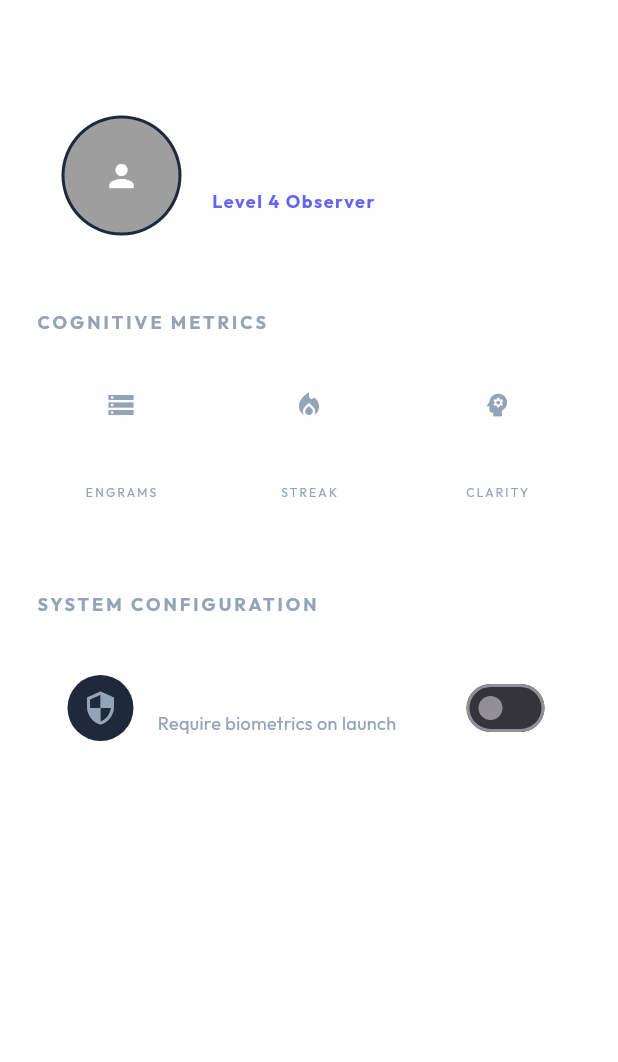
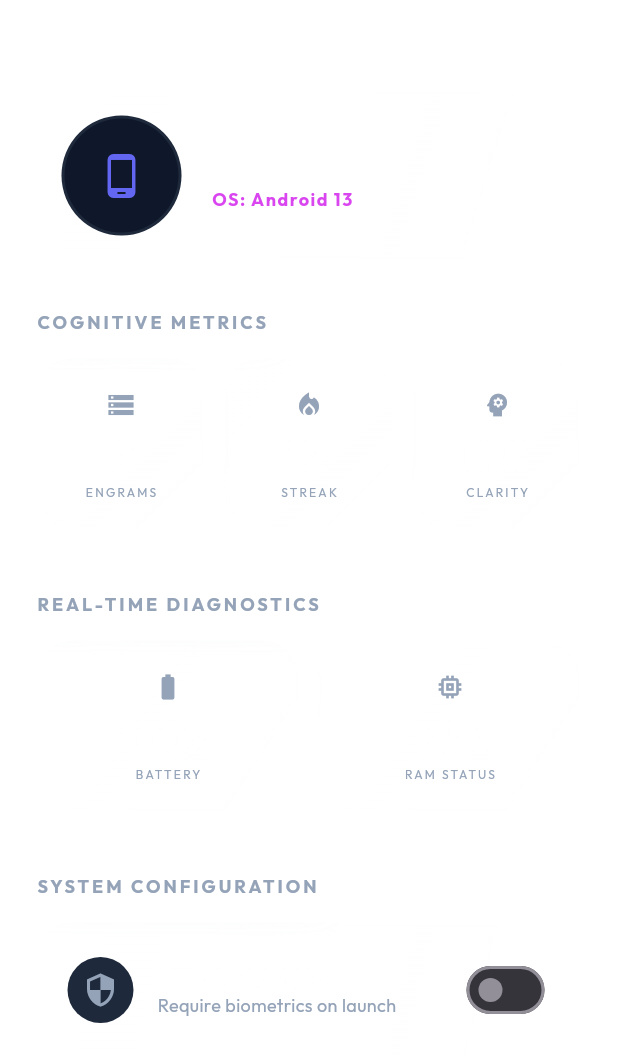
Before and after one commit to ajay99511/DayVault, a Flutter app: the ProfileScreen screen opened directly, on a phone screen of 412 x 824 dp. Shown: the top 1062 px of the screen. Run offline on Flutter 3.47's test engine with Material 3 defaults, Android fonts, the phone set to English and light mode, and no system bars; our stand-ins replace battery_plus, device_info_plus, flutter_riverpod, flutter_secure_storage, freezed_annotation, google_fonts and 2 more; missing offline and left inert: system_info2; accounts and stored records are empty; generated files the repository leaves out were written again.

Commit message:
feat: Implement profile screen displaying device information, battery status, memory usage, and user settings.

```diff
--- a/lib/screens/profile_screen.dart
+++ b/lib/screens/profile_screen.dart
@@ -1,4 +1,9 @@
+import 'dart:async';
+import 'dart:io';
 import 'package:flutter/material.dart';
+import 'package:battery_plus/battery_plus.dart';
+import 'package:device_info_plus/device_info_plus.dart';
+import 'package:system_info2/system_info2.dart';
 import '../services/storage_service.dart';
 import 'package:flutter_riverpod/flutter_riverpod.dart';
 import '../models/types.dart';
@@ -16,10 +21,96 @@
   UserSettings settings = const UserSettings();
   int totalMemories = 0;
 
+  // System Tracking
+  final Battery _battery = Battery();
+  Timer? _timer;
+  int _batteryLevel = 100;
+  String _batteryState = 'Unknown';
+  String _osName = 'Loading...';
+  String _deviceName = 'Loading...';
+  double _freeRamGB = 0;
+  double _totalRamGB = 0;
+
   @override
   void initState() {
     super.initState();
     _load();
+    _initSystemInfo();
+    _startMetricsTimer();
+  }
+
+  @override
+  void dispose() {
+    _timer?.cancel();
+    super.dispose();
+  }
+
+  Future<void> _initSystemInfo() async {
+    final DeviceInfoPlugin deviceInfo = DeviceInfoPlugin();
+    try {
+      if (Platform.isAndroid) {
+        final androidInfo = await deviceInfo.androidInfo;
+        _deviceName = androidInfo.model;
+        _osName = 'Android ${androidInfo.version.release}';
+      } else if (Platform.isIOS) {
+        final iosInfo = await deviceInfo.iosInfo;
+        _deviceName = iosInfo.utsname.machine;
+        _osName = 'iOS ${iosInfo.systemVersion}';
+      } else if (Platform.isWindows) {
+        final windowsInfo = await deviceInfo.windowsInfo;
+        _deviceName = windowsInfo.productName;
+        _osName = 'Windows';
+      } else if (Platform.isMacOS) {
+        final macInfo = await deviceInfo.macOsInfo;
+        _deviceName = macInfo.model;
+        _osName = 'macOS ${macInfo.osRelease}';
+      } else if (Platform.isLinux) {
+        final linuxInfo = await deviceInfo.linuxInfo;
+        _deviceName = linuxInfo.prettyName;
+        _osName = 'Linux';
+      } else {
+        _deviceName = 'Unknown Device';
+        _osName = Platform.operatingSystem;
+      }
+    } catch (e) {
+      _deviceName = 'Access Denied';
+      _osName = 'Unknown OS';
+    }
+
+    if (mounted) setState(() {});
+  }
+
+  void _startMetricsTimer() {
+    _updateMetrics();
+    _timer =
+        Timer.periodic(const Duration(seconds: 5), (_) => _updateMetrics());
+  }
+
+  Future<void> _updateMetrics() async {
+    if (!mounted) return;
+    try {
+      final level = await _battery.batteryLevel;
+      final state = await _battery.batteryState;
+      if (mounted) {
+        setState(() {
+          _batteryLevel = level;
+          _batteryState = state.name.toUpperCase();
+
+          try {
+            // Using system_info2 for memory stats (in bytes)
+            _totalRamGB =
+                SysInfo.getTotalPhysicalMemory() / (1024 * 1024 * 1024);
+            _freeRamGB = SysInfo.getFreePhysicalMemory() / (1024 * 1024 * 1024);
+          } catch (e) {
+            // Fallbacks in case system_info2 fails on the target platform
+            _totalRamGB = 0;
+            _freeRamGB = 0;
+          }
+        });
+      }
+    } catch (e) {
+      // Ignore battery errors on unsupported devices (e.g. some emulators/desktops)
+    }
   }
 
   Future<void> _load() async {
@@ -62,33 +153,42 @@
                       shape: BoxShape.circle,
                       color: AppColors.slate800,
                     ),
-                    child: const CircleAvatar(
-                      backgroundColor: Colors.grey,
-                      child: Icon(Icons.person, color: Colors.white),
+                    child: CircleAvatar(
+                      backgroundColor: AppColors.slate900,
+                      child: Icon(
+                        Platform.isAndroid || Platform.isIOS
+                            ? Icons.phone_android
+                            : Icons.computer,
+                        color: AppColors.indigo500,
+                        size: 32,
+                      ),
                     ),
                   ),
                   const SizedBox(width: 20),
-                  const Column(
+                  Expanded(
+                    child: Column(
                       crossAxisAlignment: CrossAxisAlignment.start,
                       children: [
                         Text(
-                        "The Architect",
-                        style: TextStyle(
+                          _deviceName,
+                          style: const TextStyle(
                             color: Colors.white,
-                          fontSize: 24,
+                            fontSize: 22,
                             fontWeight: FontWeight.bold,
+                            overflow: TextOverflow.ellipsis,
                           ),
                         ),
                         Text(
-                        "Level 4 Observer",
-                        style: TextStyle(
-                          color: AppColors.indigo500,
+                          "OS: $_osName",
+                          style: const TextStyle(
+                            color: AppColors.fuchsia500,
                             fontSize: 12,
                             fontWeight: FontWeight.bold,
                             letterSpacing: 1,
                           ),
                         ),
                       ],
+                    ),
                   ),
                 ],
               ),
@@ -127,6 +227,42 @@
                   "87%",
                   Icons.psychology,
                   AppColors.fuchsia500,
+                ),
+              ],
+            ),
+            const SizedBox(height: 40),
+
+            // Diagnostics Grid
+            const Text(
+              "REAL-TIME DIAGNOSTICS",
+              style: TextStyle(
+                color: AppColors.slate400,
+                fontSize: 12,
+                fontWeight: FontWeight.bold,
+                letterSpacing: 2,
+              ),
+            ),
+            const SizedBox(height: 16),
+            Row(
+              children: [
+                _statCard(
+                  "Battery",
+                  "$_batteryLevel%",
+                  _batteryState == 'CHARGING'
+                      ? Icons.battery_charging_full
+                      : Icons.battery_full,
+                  _batteryLevel <= 20
+                      ? AppColors.rose500
+                      : AppColors.emerald500,
+                ),
+                const SizedBox(width: 12),
+                _statCard(
+                  "RAM Status",
+                  _totalRamGB > 0
+                      ? "${(_totalRamGB - _freeRamGB).toStringAsFixed(1)} / ${_totalRamGB.toStringAsFixed(1)} GB"
+                      : "N/A",
+                  Icons.memory,
+                  AppColors.amber500,
                 ),
               ],
             ),
--- a/pubspec.yaml
+++ b/pubspec.yaml
@@ -22,6 +22,9 @@
   lucide_icons: ^0.257.0 # Optional, but using Material icons mapped in code for now.
   path_provider: ^2.1.5
   riverpod_annotation: ^4.0.2
+  device_info_plus: ^12.3.0
+  battery_plus: ^7.0.0
+  system_info2: ^4.1.0
 
 dev_dependencies:
   flutter_test:
```
Also changed, not shown: pubspec.lock, 3 other files. Lines whose indentation alone changed are shown as unchanged.
